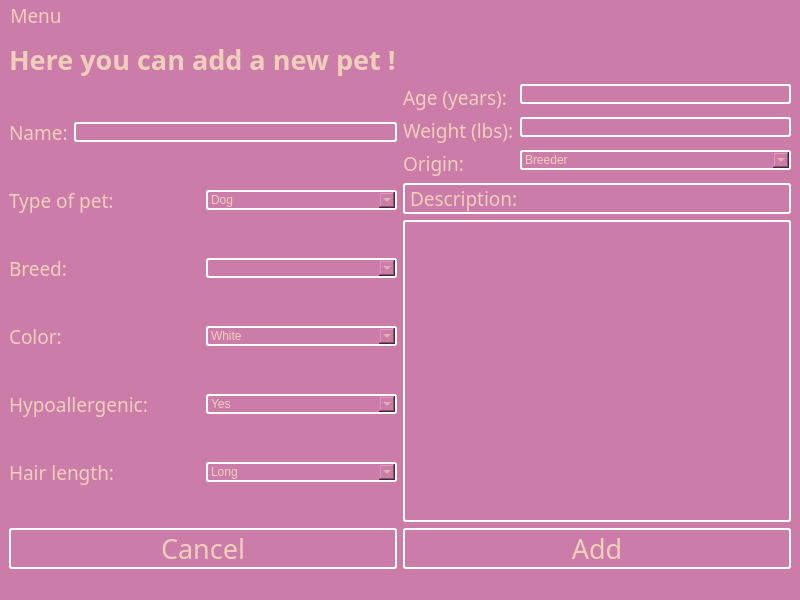
Above: breadnbutter/gui/shelterupload.ui from jacksodl23/cs-205-pet-adoption before the change. Below: the same form after it.
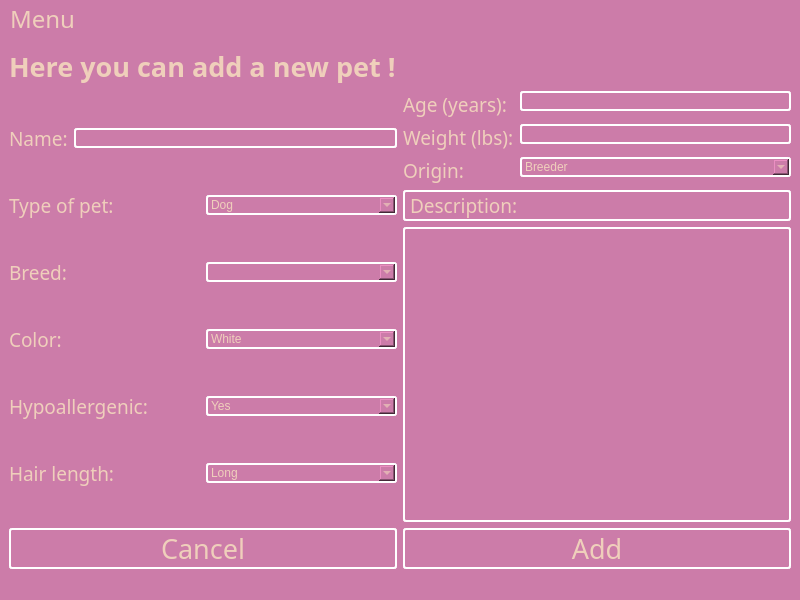
That is the form after the change.

```diff
--- a/breadnbutter/gui/shelterupload.ui
+++ b/breadnbutter/gui/shelterupload.ui
@@ -471,16 +471,22 @@
      <x>0</x>
      <y>0</y>
      <width>800</width>
-     <height>31</height>
+     <height>38</height>
     </rect>
    </property>
    <property name="font">
     <font>
      <family>Dyuthi</family>
-     <pointsize>14</pointsize>
+     <pointsize>18</pointsize>
     </font>
    </property>
    <widget class="QMenu" name="menuBread_and_Butter">
+    <property name="font">
+     <font>
+      <family>Dyuthi</family>
+      <pointsize>14</pointsize>
+     </font>
+    </property>
     <property name="title">
      <string>Menu</string>
     </property>
```
